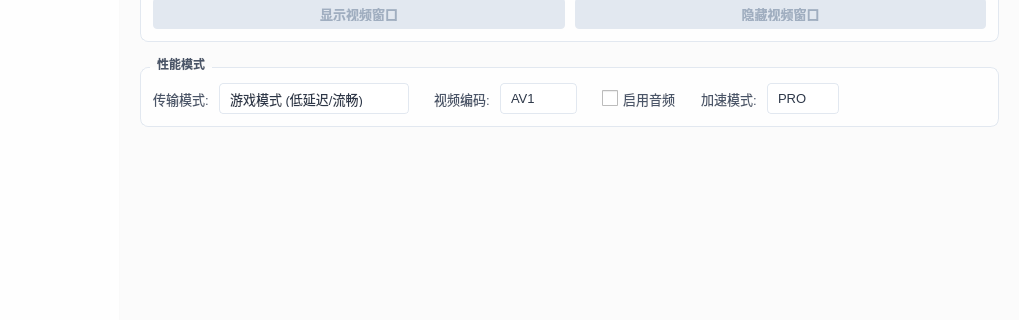
HopeTiga/HopeDesk, file WebRTCRemoteMaster/mainwindow.ui: the form before one commit; both pictures show x 181 to 1200 and y 301 to 621 of the 1200 by 800 pixel window.
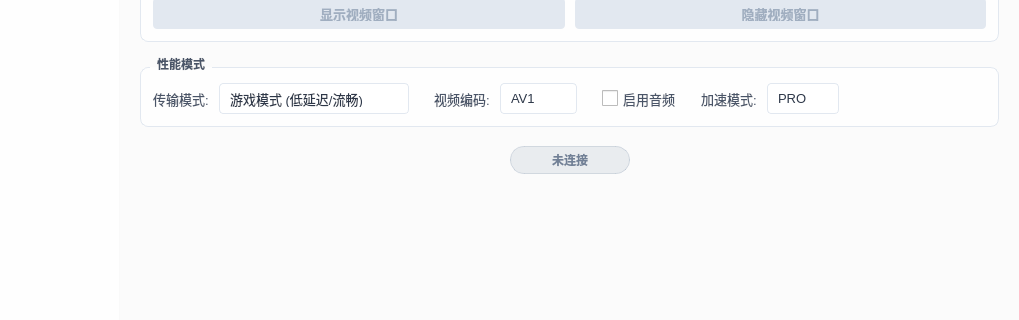
The form after the commit.

Diff of the .ui file:
```diff
--- a/WebRTCRemoteMaster/mainwindow.ui
+++ b/WebRTCRemoteMaster/mainwindow.ui
@@ -1013,6 +1013,118 @@
           </layout>
          </widget>
         </item>
+<item>
+ <widget class="QWidget" name="connectionStatusWidget" native="true">
+  <property name="minimumSize">
+   <size>
+    <width>0</width>
+    <height>36</height>
+   </size>
+  </property>
+  <property name="maximumSize">
+   <size>
+    <width>16777215</width>
+    <height>36</height>
+   </size>
+  </property>
+  <property name="styleSheet">
+   <string notr="true">QWidget#connectionStatusWidget {
+    background: transparent;
+}</string>
+  </property>
+  <layout class="QHBoxLayout" name="horizontalLayout_status">
+   <property name="spacing">
+    <number>0</number>
+   </property>
+   <property name="leftMargin">
+    <number>0</number>
+   </property>
+   <property name="topMargin">
+    <number>0</number>
+   </property>
+   <property name="rightMargin">
+    <number>0</number>
+   </property>
+   <property name="bottomMargin">
+    <number>0</number>
+   </property>
+   <item>
+    <spacer name="horizontalSpacer_status_left">
+     <property name="orientation">
+      <enum>Qt::Orientation::Horizontal</enum>
+     </property>
+     <property name="sizeHint" stdset="0">
+      <size>
+       <width>40</width>
+       <height>20</height>
+      </size>
+     </property>
+    </spacer>
+   </item>
+   <item>
+    <widget class="QLabel" name="connectionTypeBadge">
+     <property name="minimumSize">
+      <size>
+       <width>120</width>
+       <height>28</height>
+      </size>
+     </property>
+     <property name="maximumSize">
+      <size>
+       <width>140</width>
+       <height>28</height>
+      </size>
+     </property>
+     <property name="styleSheet">
+      <string notr="true">QLabel {
+    background: rgba(160,174,192,0.2);
+    border: 1px solid rgba(160,174,192,0.4);
+    border-radius: 14px;
+    padding: 4px 12px;
+    font-size: 12px;
+    font-weight: 600;
+    color: #718096;
+}
+QLabel[status="connected-p2p"] {
+    background: rgba(72,187,120,0.15);
+    border-color: rgba(72,187,120,0.4);
+    color: #276749;
+}
+QLabel[status="connected-relay"] {
+    background: rgba(237,137,54,0.15);
+    border-color: rgba(237,137,54,0.4);
+    color: #9C4221;
+}
+QLabel[status="connecting"] {
+    background: rgba(66,153,225,0.15);
+    border-color: rgba(66,153,225,0.4);
+    color: #2B6CB0;
+}</string>
+     </property>
+     <property name="text">
+      <string>未连接</string>
+     </property>
+     <property name="alignment">
+      <set>Qt::AlignmentFlag::AlignCenter</set>
+     </property>
+    </widget>
+   </item>
+   <item>
+    <spacer name="horizontalSpacer_status_right">
+     <property name="orientation">
+      <enum>Qt::Orientation::Horizontal</enum>
+     </property>
+     <property name="sizeHint" stdset="0">
+      <size>
+       <width>40</width>
+       <height>20</height>
+      </size>
+     </property>
+    </spacer>
+   </item>
+  </layout>
+ </widget>
+</item>
         <item>
          <spacer name="verticalSpacer_2">
           <property name="orientation">
```
Left out of the diff: 2 changed lines with no effect on the pictures.
